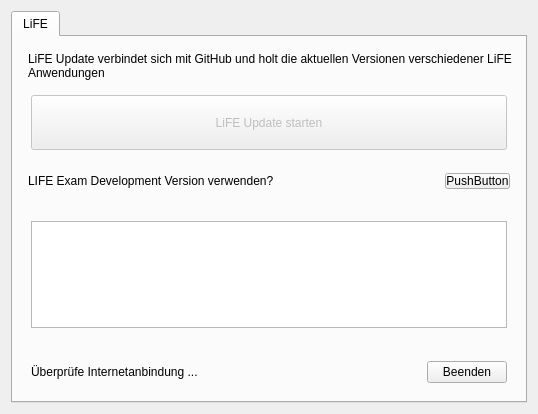
The window that main.ui (valueerrorx/life-update) describes before a commit, drawn with Qt 5.
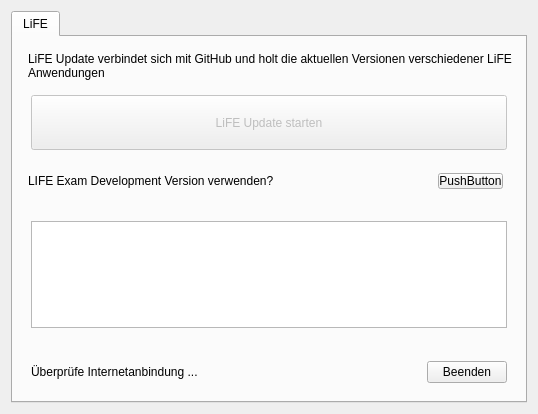
The same window after the commit.

Commit message: millions of pixels .. 7 for me

What changed in the file:
```diff
--- a/main.ui
+++ b/main.ui
@@ -115,7 +115,7 @@
           <number>6</number>
          </property>
          <property name="rightMargin">
-          <number>0</number>
+          <number>7</number>
          </property>
          <property name="bottomMargin">
           <number>6</number>
```
The commit also changes 1 other file.
